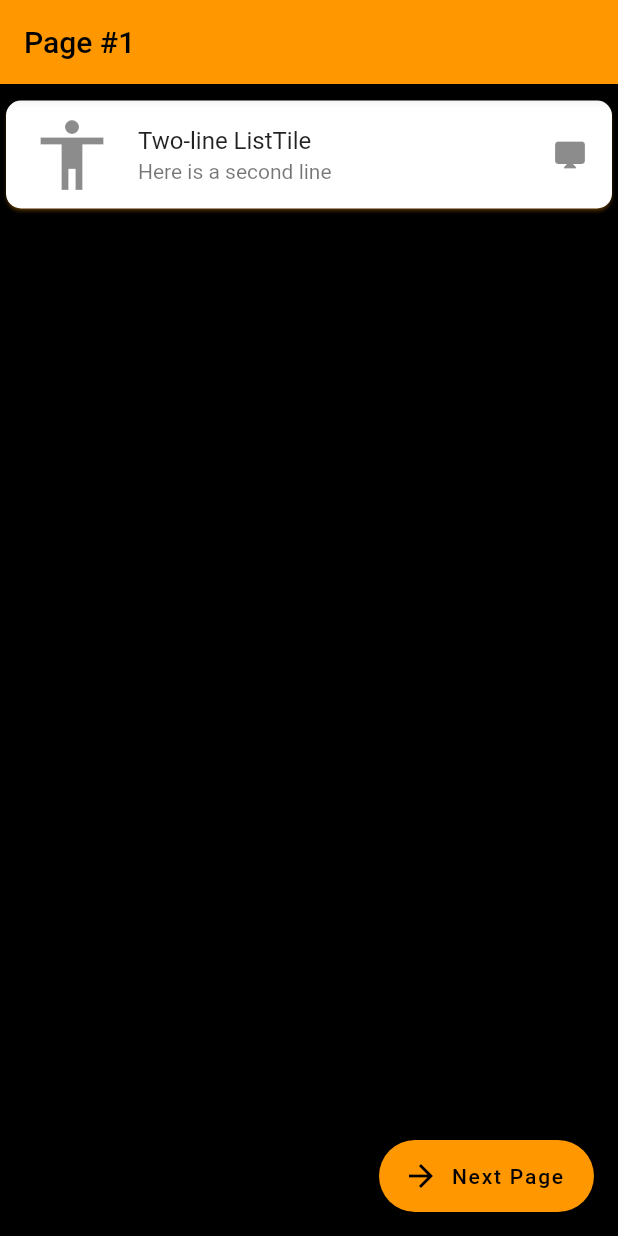
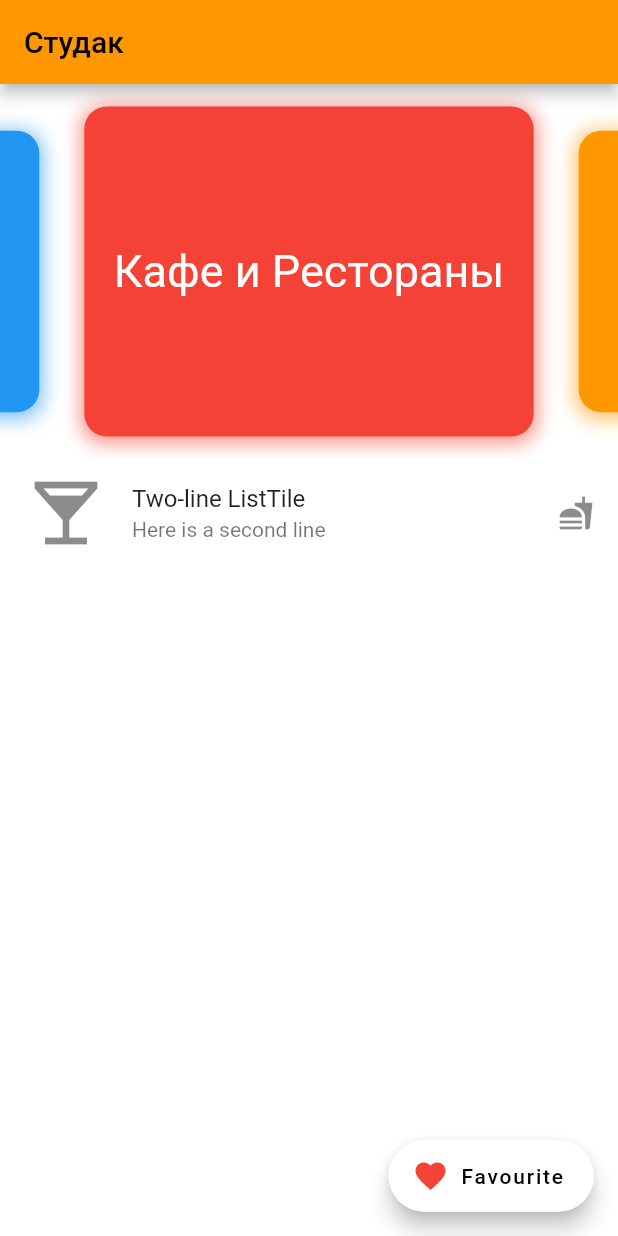
Before and after one commit to saveliyshatrov/FirstApp, a Flutter app: the screen it shows after launch, on a phone screen of 412 x 824 dp. Run offline on Flutter 3.47's test engine with Material 2 defaults, Android fonts, the phone set to English and light mode, and no system bars; drawn by our look-alikes of carousel_slider.

Commit message:
added carousel

```diff
--- a/first_app/lib/main.dart
+++ b/first_app/lib/main.dart
@@ -1,5 +1,6 @@
 import 'package:flutter/material.dart';
 import 'package:flutter/cupertino.dart';
+import 'package:carousel_slider/carousel_slider.dart';
 
 void main() => runApp(MyApp());
 
@@ -13,7 +14,38 @@ class MyApp extends StatelessWidget {
   }
 }
 
-// page one
+Widget createElemForCarousel(
+    String name, Color backgroundColor, Color fontColor) {
+  return Builder(
+    builder: (BuildContext context) {
+      return new InkWell(
+          onTap: () {
+            debugPrint("$name");
+          },
+          child: Container(
+              width: MediaQuery.of(context).size.width,
+              margin: EdgeInsets.symmetric(horizontal: 15.0, vertical: 15),
+              decoration: BoxDecoration(
+                color: backgroundColor,
+                borderRadius: BorderRadius.circular(15),
+                boxShadow: [
+                  BoxShadow(
+                    color: backgroundColor.withOpacity(0.6),
+                    spreadRadius: 2,
+                    blurRadius: 10,
+                    offset: Offset(0, 2), // changes position of shadow
+                  ),
+                ],
+              ),
+              child: Center(
+                  child: Text(
+                '$name',
+                style: TextStyle(fontSize: 30.0, color: fontColor),
+              ))));
+    },
+  );
+}
+
 class PageOne extends StatelessWidget {
   @override
   Widget build(BuildContext context) {
@@ -21,42 +53,49 @@ class PageOne extends StatelessWidget {
       backgroundColor: Color.fromRGBO(0, 0, 0, 1),
       appBar: AppBar(
         title: Text(
-          'Page #1',
-          style: TextStyle(
-            color: Color.fromRGBO(0, 0, 0, 1)
-          ),
+          'Студак',
+          style: TextStyle(color: Color.fromRGBO(0, 0, 0, 1)),
         ),
         backgroundColor: Colors.orange,
       ),
       body: Container(
         decoration: BoxDecoration(
-          gradient: LinearGradient(
-            begin: Alignment.topCenter,
-            end: Alignment.bottomCenter,
-            colors: [Color.fromRGBO(0, 0, 0, 1), Color.fromRGBO(0, 0, 0, 1)]
-          )
-        ),
-        padding: EdgeInsets.only(top:7),
+          color: Colors.white,
+        ), //, bottom: 8),
         child: ListView(
           children: <Widget>[
-            Card(
-              shape: RoundedRectangleBorder(
-                borderRadius: BorderRadius.circular(10.0),
+            CarouselSlider(
+              options: CarouselOptions(
+                height: 250.0,
+                enlargeCenterPage: true,
+                enlargeStrategy: CenterPageEnlargeStrategy.height,
               ),
-              shadowColor: Colors.orange,
-              color: Colors.white,
+              items: [
+                createElemForCarousel(
+                    "Кафе и Рестораны", Colors.red, Colors.white),
+                createElemForCarousel("Антикафе", Colors.orange, Colors.white),
+                createElemForCarousel("Бары", Colors.green, Colors.white),
+                createElemForCarousel("Еще что-то", Colors.blue, Colors.white),
+              ],
+            ),
+            /*Text("Новинки",
+            style: TextStyle(
+              color: Colors.grey,
+              fontSize: 20.0,
+              ),
+            ),*/
+            Container(
               child: ListTile(
                   onTap: () {
                     debugPrint("I was clicked");
                   },
                   leading: Icon(
-                  Icons.accessibility,
+                    Icons.local_bar,
                     size: 56,
                   ),
                   title: Text('Two-line ListTile'),
                   subtitle: Text('Here is a second line'),
-                trailing: Icon(Icons.desktop_mac)
-              ),
+                  trailing: Icon(Icons.fastfood)),
             ),
           ],
         ),
@@ -64,21 +103,20 @@ class PageOne extends StatelessWidget {
       floatingActionButtonLocation: FloatingActionButtonLocation.endFloat,
       floatingActionButton: FloatingActionButton.extended(
           label: Text(
-          "Next Page",
+            "Favourite",
             style: TextStyle(color: Color.fromRGBO(0, 0, 0, 1)),
           ),
           icon: Icon(
-          Icons.arrow_forward,
-          color: Color.fromRGBO(0, 0, 0, 1),
+            Icons.favorite,
+            color: Colors.red,
           ),
-        backgroundColor: Colors.orange,
+          backgroundColor: Colors.white,
           onPressed: () {
             Navigator.push(
               context,
               CupertinoPageRoute(builder: (context) => PageTwo()),
             );
-        }
-      ),
+          }),
     );
   }
 }
--- a/first_app/pubspec.yaml
+++ b/first_app/pubspec.yaml
@@ -28,6 +28,7 @@ dependencies:
   # The following adds the Cupertino Icons font to your application.
   # Use with the CupertinoIcons class for iOS style icons.
   cupertino_icons: ^0.1.3
+  carousel_slider: ^2.2.1
 
 dev_dependencies:
   flutter_test:
```
Also changed, not shown: first_app/pubspec.lock. Lines whose indentation alone changed are shown as unchanged.
